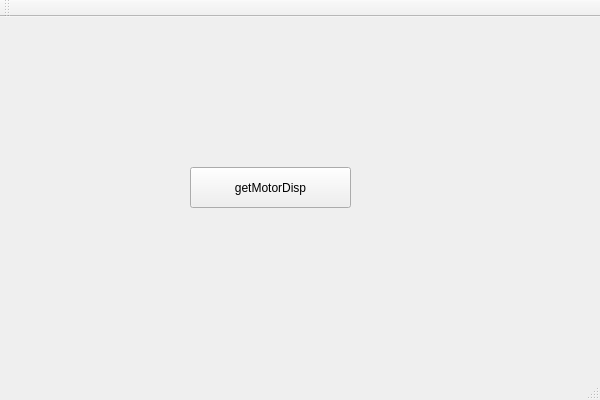
Qt form PmacThreadTest/pmacthreadtest.ui (dfy9983/PmacThreadTest) before a commit.
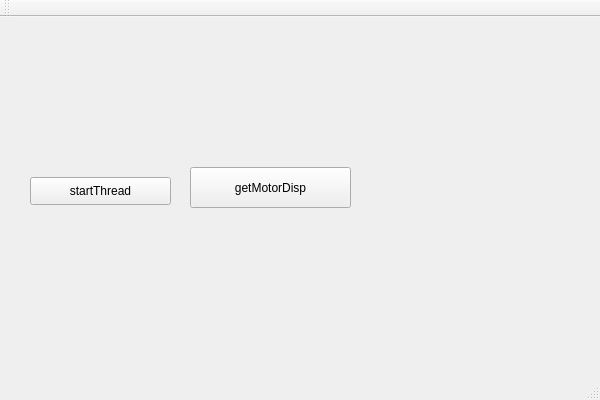
The same form after that commit.

Diff of the .ui file:
```diff
--- a/PmacThreadTest/pmacthreadtest.ui
+++ b/PmacThreadTest/pmacthreadtest.ui
@@ -27,6 +27,19 @@
      <string>getMotorDisp</string>
     </property>
    </widget>
+   <widget class="QPushButton" name="startThread">
+    <property name="geometry">
+     <rect>
+      <x>30</x>
+      <y>160</y>
+      <width>141</width>
+      <height>28</height>
+     </rect>
+    </property>
+    <property name="text">
+     <string>startThread</string>
+    </property>
+   </widget>
   </widget>
   <widget class="QMenuBar" name="menuBar">
    <property name="geometry">
```
